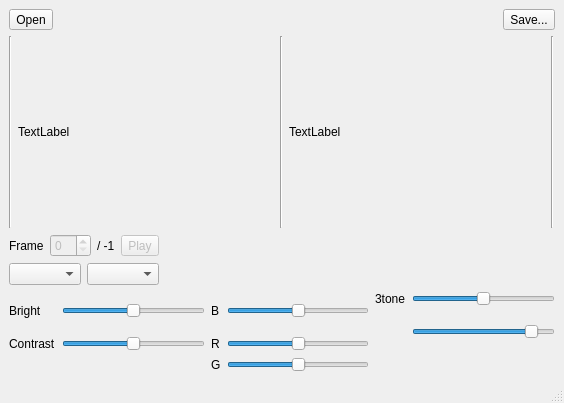
Before: the Qt Designer form mainwin.ui in samstyle/scrconv, drawn with Qt 5.
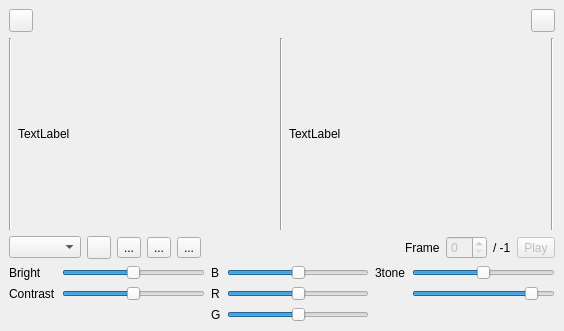
After: the same form once the commit is applied. Icons and pictures are not drawn. Custom widgets are drawn as their Qt base class.

The edit to the form file:
```diff
--- a/mainwin.ui
+++ b/mainwin.ui
@@ -7,7 +7,7 @@
     <x>0</x>
     <y>0</y>
     <width>564</width>
-    <height>403</height>
+    <height>323</height>
    </rect>
   </property>
   <property name="windowTitle">
@@ -19,8 +19,9 @@
      <layout class="QHBoxLayout" name="horizontalLayout">
       <item>
        <widget class="QToolButton" name="tbOpen">
-        <property name="text">
-         <string>Open</string>
+        <property name="icon">
+         <iconset resource="resources.qrc">
+          <normaloff>:/open.png</normaloff>:/open.png</iconset>
         </property>
        </widget>
       </item>
@@ -39,8 +40,9 @@
       </item>
       <item>
        <widget class="QToolButton" name="tbSave">
-        <property name="text">
-         <string>Save...</string>
+        <property name="icon">
+         <iconset resource="resources.qrc">
+          <normaloff>:/save.png</normaloff>:/save.png</iconset>
         </property>
         <property name="popupMode">
          <enum>QToolButton::InstantPopup</enum>
@@ -138,7 +140,76 @@
      </layout>
     </item>
     <item>
-     <layout class="QHBoxLayout" name="horizontalLayout_3">
+     <layout class="QHBoxLayout" name="horizontalLayout_5">
+      <item>
+       <widget class="QComboBox" name="cbType"/>
+      </item>
+      <item>
+       <widget class="QToolButton" name="tbSizeOrig">
+        <property name="toolTip">
+         <string>Origin</string>
+        </property>
+        <property name="icon">
+         <iconset resource="resources.qrc">
+          <normaloff>:/size.png</normaloff>:/size.png</iconset>
+        </property>
+       </widget>
+      </item>
+      <item>
+       <widget class="QToolButton" name="tbSizeHW">
+        <property name="toolTip">
+         <string>Fit size</string>
+        </property>
+        <property name="text">
+         <string>...</string>
+        </property>
+        <property name="icon">
+         <iconset resource="resources.qrc">
+          <normaloff>:/fit.png</normaloff>:/fit.png</iconset>
+        </property>
+       </widget>
+      </item>
+      <item>
+       <widget class="QToolButton" name="tbSizeW">
+        <property name="toolTip">
+         <string>fit width</string>
+        </property>
+        <property name="text">
+         <string>...</string>
+        </property>
+        <property name="icon">
+         <iconset resource="resources.qrc">
+          <normaloff>:/width.png</normaloff>:/width.png</iconset>
+        </property>
+       </widget>
+      </item>
+      <item>
+       <widget class="QToolButton" name="tbSizeH">
+        <property name="toolTip">
+         <string>Fit heigth</string>
+        </property>
+        <property name="text">
+         <string>...</string>
+        </property>
+        <property name="icon">
+         <iconset resource="resources.qrc">
+          <normaloff>:/heigth.png</normaloff>:/heigth.png</iconset>
+        </property>
+       </widget>
+      </item>
+      <item>
+       <spacer name="horizontalSpacer_2">
+        <property name="orientation">
+         <enum>Qt::Horizontal</enum>
+        </property>
+        <property name="sizeHint" stdset="0">
+         <size>
+          <width>40</width>
+          <height>20</height>
+         </size>
+        </property>
+       </spacer>
+      </item>
       <item>
        <widget class="QLabel" name="label">
         <property name="text">
@@ -169,132 +240,12 @@
          <string>Play</string>
         </property>
        </widget>
-      </item>
-      <item>
-       <spacer name="horizontalSpacer_3">
-        <property name="orientation">
-         <enum>Qt::Horizontal</enum>
-        </property>
-        <property name="sizeHint" stdset="0">
-         <size>
-          <width>40</width>
-          <height>20</height>
-         </size>
-        </property>
-       </spacer>
-      </item>
-     </layout>
-    </item>
-    <item>
-     <layout class="QHBoxLayout" name="horizontalLayout_5">
-      <item>
-       <widget class="QComboBox" name="cbType"/>
-      </item>
-      <item>
-       <widget class="QComboBox" name="cbScale"/>
-      </item>
-      <item>
-       <spacer name="horizontalSpacer_2">
-        <property name="orientation">
-         <enum>Qt::Horizontal</enum>
-        </property>
-        <property name="sizeHint" stdset="0">
-         <size>
-          <width>40</width>
-          <height>20</height>
-         </size>
-        </property>
-       </spacer>
       </item>
      </layout>
     </item>
     <item>
      <layout class="QGridLayout" name="gridLayout">
-      <item row="3" column="3">
-       <widget class="QSlider" name="sbGreen">
-        <property name="contextMenuPolicy">
-         <enum>Qt::CustomContextMenu</enum>
-        </property>
-        <property name="maximum">
-         <number>200</number>
-        </property>
-        <property name="value">
-         <number>100</number>
-        </property>
-        <property name="orientation">
-         <enum>Qt::Horizontal</enum>
-        </property>
-       </widget>
-      </item>
-      <item row="0" column="2" rowspan="2">
-       <widget class="QLabel" name="labB">
-        <property name="text">
-         <string>B</string>
-        </property>
-       </widget>
-      </item>
-      <item row="3" column="2">
-       <widget class="QLabel" name="labG">
-        <property name="text">
-         <string>G</string>
-        </property>
-       </widget>
-      </item>
-      <item row="2" column="3">
-       <widget class="QSlider" name="sbRed">
-        <property name="contextMenuPolicy">
-         <enum>Qt::CustomContextMenu</enum>
-        </property>
-        <property name="maximum">
-         <number>200</number>
-        </property>
-        <property name="value">
-         <number>100</number>
-        </property>
-        <property name="orientation">
-         <enum>Qt::Horizontal</enum>
-        </property>
-       </widget>
-      </item>
-      <item row="0" column="5">
-       <widget class="QSlider" name="triMin">
-        <property name="contextMenuPolicy">
-         <enum>Qt::CustomContextMenu</enum>
-        </property>
-        <property name="maximum">
-         <number>255</number>
-        </property>
-        <property name="value">
-         <number>128</number>
-        </property>
-        <property name="orientation">
-         <enum>Qt::Horizontal</enum>
-        </property>
-        <property name="tickPosition">
-         <enum>QSlider::NoTicks</enum>
-        </property>
-       </widget>
-      </item>
-      <item row="1" column="5" rowspan="2">
-       <widget class="QSlider" name="triMax">
-        <property name="contextMenuPolicy">
-         <enum>Qt::CustomContextMenu</enum>
-        </property>
-        <property name="maximum">
-         <number>255</number>
-        </property>
-        <property name="value">
-         <number>224</number>
-        </property>
-        <property name="orientation">
-         <enum>Qt::Horizontal</enum>
-        </property>
-        <property name="tickPosition">
-         <enum>QSlider::NoTicks</enum>
-        </property>
-       </widget>
-      </item>
-      <item row="0" column="1" rowspan="2">
+      <item row="1" column="1">
        <widget class="QSlider" name="brightLevel">
         <property name="contextMenuPolicy">
          <enum>Qt::CustomContextMenu</enum>
@@ -313,23 +264,7 @@
         </property>
        </widget>
       </item>
-      <item row="2" column="1">
-       <widget class="QSlider" name="contrast">
-        <property name="contextMenuPolicy">
-         <enum>Qt::CustomContextMenu</enum>
-        </property>
-        <property name="maximum">
-         <number>100</number>
-        </property>
-        <property name="value">
-         <number>50</number>
-        </property>
-        <property name="orientation">
-         <enum>Qt::Horizontal</enum>
-        </property>
-       </widget>
-      </item>
-      <item row="0" column="3" rowspan="2">
+      <item row="1" column="3">
        <widget class="QSlider" name="sbBlue">
         <property name="contextMenuPolicy">
          <enum>Qt::CustomContextMenu</enum>
@@ -352,17 +287,19 @@
         </property>
        </widget>
       </item>
-      <item row="0" column="4">
-       <widget class="QLabel" name="labTri">
-        <property name="text">
-         <string>3tone</string>
+      <item row="2" column="1">
+       <widget class="QSlider" name="contrast">
+        <property name="contextMenuPolicy">
+         <enum>Qt::CustomContextMenu</enum>
         </property>
-       </widget>
-      </item>
-      <item row="0" column="0" rowspan="2">
-       <widget class="QLabel" name="labBri">
-        <property name="text">
-         <string>Bright</string>
+        <property name="maximum">
+         <number>100</number>
+        </property>
+        <property name="value">
+         <number>50</number>
+        </property>
+        <property name="orientation">
+         <enum>Qt::Horizontal</enum>
         </property>
        </widget>
       </item>
@@ -373,21 +310,108 @@
         </property>
        </widget>
       </item>
+      <item row="2" column="3">
+       <widget class="QSlider" name="sbRed">
+        <property name="contextMenuPolicy">
+         <enum>Qt::CustomContextMenu</enum>
+        </property>
+        <property name="maximum">
+         <number>200</number>
+        </property>
+        <property name="value">
+         <number>100</number>
+        </property>
+        <property name="orientation">
+         <enum>Qt::Horizontal</enum>
+        </property>
+       </widget>
+      </item>
+      <item row="2" column="5">
+       <widget class="QSlider" name="triMax">
+        <property name="contextMenuPolicy">
+         <enum>Qt::CustomContextMenu</enum>
+        </property>
+        <property name="maximum">
+         <number>255</number>
+        </property>
+        <property name="value">
+         <number>224</number>
+        </property>
+        <property name="orientation">
+         <enum>Qt::Horizontal</enum>
+        </property>
+        <property name="tickPosition">
+         <enum>QSlider::NoTicks</enum>
+        </property>
+       </widget>
+      </item>
+      <item row="3" column="2">
+       <widget class="QLabel" name="labG">
+        <property name="text">
+         <string>G</string>
+        </property>
+       </widget>
+      </item>
+      <item row="3" column="3">
+       <widget class="QSlider" name="sbGreen">
+        <property name="contextMenuPolicy">
+         <enum>Qt::CustomContextMenu</enum>
+        </property>
+        <property name="maximum">
+         <number>200</number>
+        </property>
+        <property name="value">
+         <number>100</number>
+        </property>
+        <property name="orientation">
+         <enum>Qt::Horizontal</enum>
+        </property>
+       </widget>
+      </item>
+      <item row="1" column="0">
+       <widget class="QLabel" name="label_2">
+        <property name="text">
+         <string>Bright</string>
+        </property>
+       </widget>
+      </item>
+      <item row="1" column="4">
+       <widget class="QLabel" name="labTri">
+        <property name="text">
+         <string>3tone</string>
+        </property>
+       </widget>
+      </item>
+      <item row="1" column="5">
+       <widget class="QSlider" name="triMin">
+        <property name="contextMenuPolicy">
+         <enum>Qt::CustomContextMenu</enum>
+        </property>
+        <property name="maximum">
+         <number>255</number>
+        </property>
+        <property name="value">
+         <number>128</number>
+        </property>
+        <property name="orientation">
+         <enum>Qt::Horizontal</enum>
+        </property>
+        <property name="tickPosition">
+         <enum>QSlider::NoTicks</enum>
+        </property>
+       </widget>
+      </item>
+      <item row="1" column="2">
+       <widget class="QLabel" name="labB">
+        <property name="text">
+         <string>B</string>
+        </property>
+       </widget>
+      </item>
      </layout>
     </item>
    </layout>
   </widget>
-  <widget class="QMenuBar" name="menubar">
-   <property name="geometry">
-    <rect>
-     <x>0</x>
-     <y>0</y>
-     <width>564</width>
-     <height>18</height>
-    </rect>
-   </property>
-  </widget>
-  <widget class="QStatusBar" name="statusbar"/>
   <action name="aSaveAni">
    <property name="text">
     <string>ani</string>
```
Left out of the diff: 8 changed lines with no effect on the pictures.
